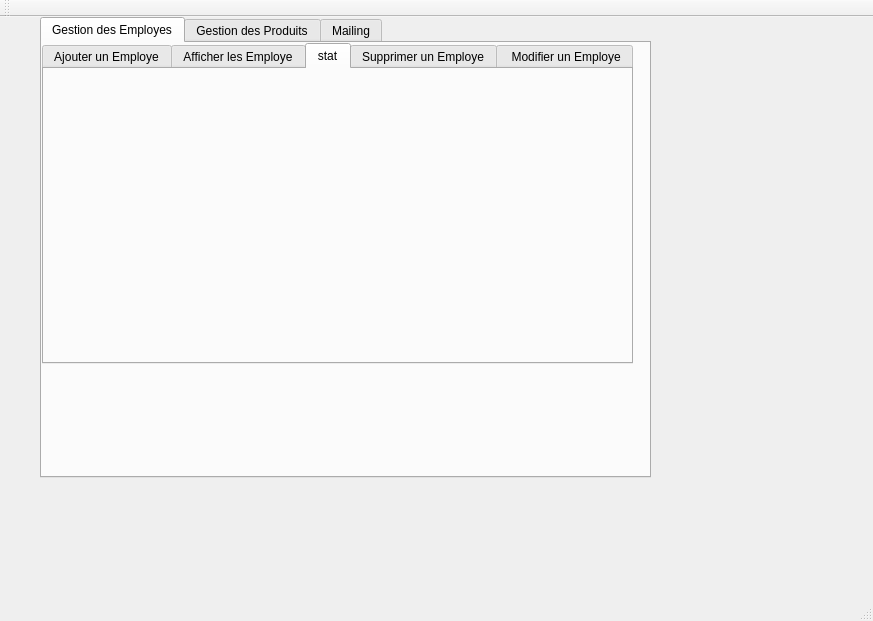
First picture: the form in Gestion_chayma/mainwindow.ui, repository hsan256/Gestion_SuperMarket, before the edit.
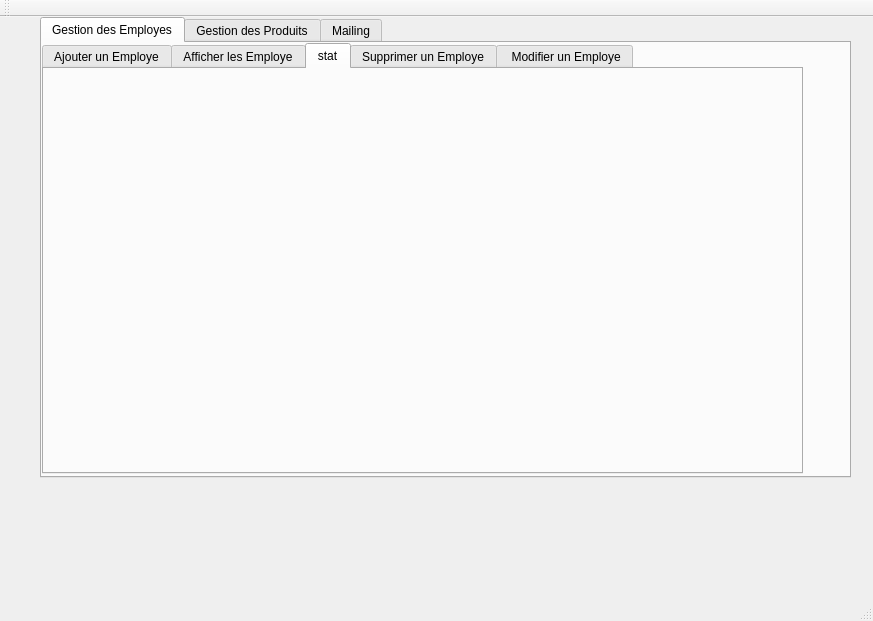
Second picture: the form after the edit. The open tabs and pages were chosen to show the change. Icons and pictures are not drawn.

Diff of the .ui file:
```diff
--- a/Gestion_chayma/mainwindow.ui
+++ b/Gestion_chayma/mainwindow.ui
@@ -19,7 +19,7 @@
      <rect>
       <x>40</x>
       <y>0</y>
-      <width>611</width>
+      <width>811</width>
       <height>461</height>
      </rect>
     </property>
@@ -2099,8 +2099,8 @@
        <rect>
         <x>0</x>
         <y>0</y>
-        <width>591</width>
-        <height>321</height>
+        <width>761</width>
+        <height>431</height>
        </rect>
       </property>
       <property name="styleSheet">
@@ -4444,10 +4444,10 @@
        <widget class="QWidget" name="widget_stat" native="true">
         <property name="geometry">
          <rect>
-          <x>60</x>
-          <y>30</y>
-          <width>461</width>
-          <height>241</height>
+          <x>0</x>
+          <y>0</y>
+          <width>751</width>
+          <height>401</height>
          </rect>
         </property>
        </widget>
```
Left out of the diff: 4 changed lines with no effect on the pictures.
